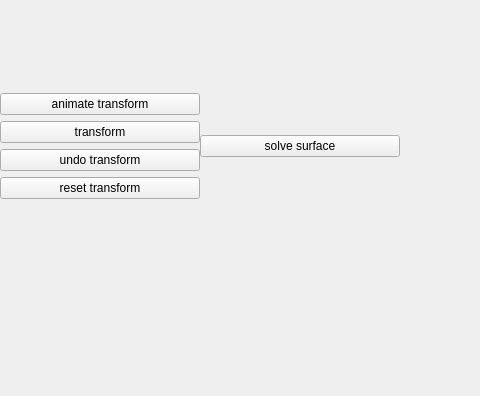
Before: the Qt Designer form bubble-wrap/ui/widget.ui in daviddumas/bubble-wrap, drawn with Qt 5; both pictures show x 0 to 480 and y 104 to 500 of the 800 by 500 pixel window.
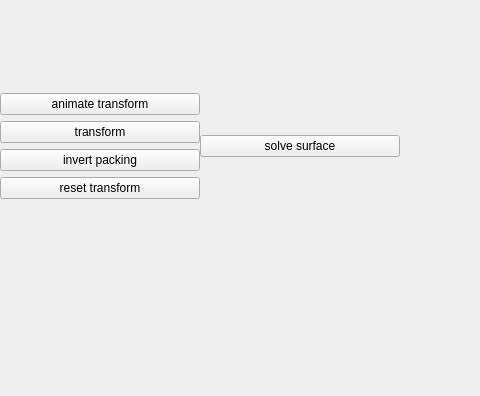
After: the same form once the commit is applied.

Commit message: Added Invert Button to UI.

The edit to the form file:
```diff
--- a/bubble-wrap/ui/widget.ui
+++ b/bubble-wrap/ui/widget.ui
@@ -176,7 +176,7 @@
           <enum>Qt::LeftToRight</enum>
          </property>
          <property name="text">
-          <string>undo transform</string>
+          <string>invert packing</string>
          </property>
          <property name="flat">
           <bool>false</bool>
```
Left out of the diff: 4 changed lines with no effect on the pictures. The commit also changes 1 other file.
